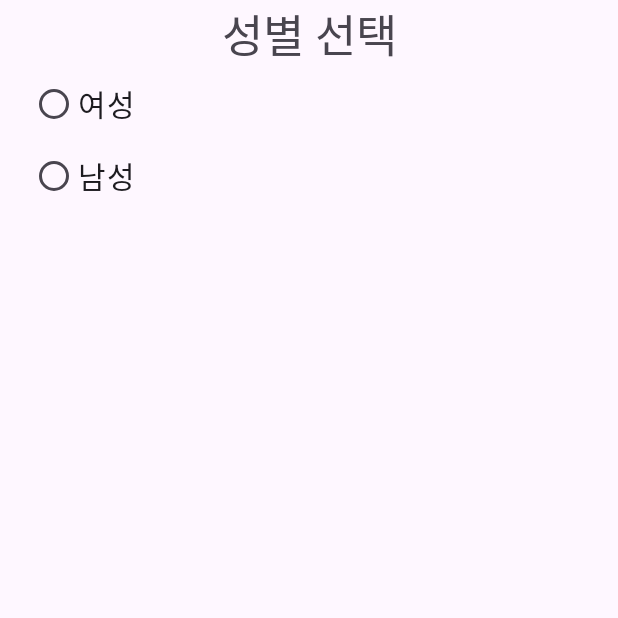
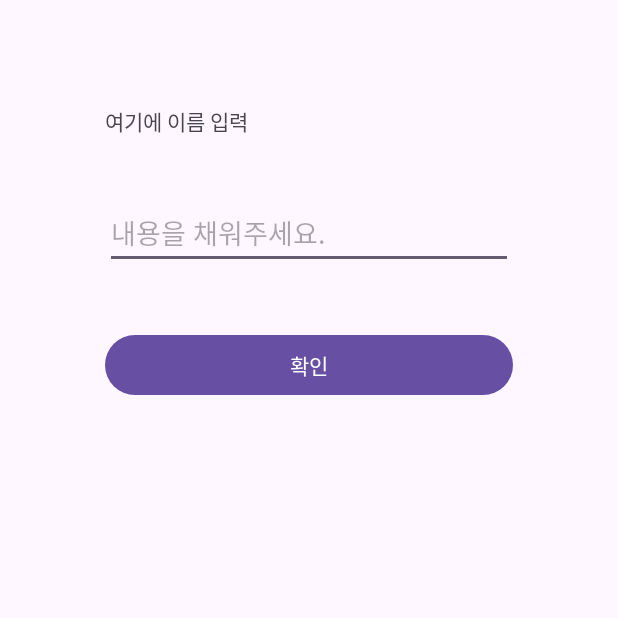
Before and after one commit to starchaser777/WidgetTest1, an Android app: the screen it shows after launch (MainActivity2 before the commit, MainActivity3 after it), on a phone screen of 412 x 824 dp, the top half of it. Run offline under Robolectric (Android 15) with nearby library versions, the phone set to English and light mode, and no system bars.

Commit message:
hint, visibility 속성

```diff
--- /dev/null
+++ b/app/src/main/java/kr/ac/kopo/widgettest1/MainActivity3.kt
@@ -0,0 +1,11 @@
+package kr.ac.kopo.widgettest1
+
+import androidx.appcompat.app.AppCompatActivity
+import android.os.Bundle
+
+class MainActivity3 : AppCompatActivity() {
+    override fun onCreate(savedInstanceState: Bundle?) {
+        super.onCreate(savedInstanceState)
+        setContentView(R.layout.activity_main3)
+    }
+}
--- a/app/src/main/res/layout/activity_main.xml
+++ b/app/src/main/res/layout/activity_main.xml
@@ -20,8 +20,8 @@
         />
 
     <TextView
-        android:layout_width="match_parent"
-        android:layout_height="wrap_content"
+        android:layout_width="200dp"
+        android:layout_height="300dp"
         android:text="@string/btn1"
         android:layout_marginTop="@dimen/marginLarge"
         android:textSize="@dimen/textSizeSmall"
--- /dev/null
+++ b/app/src/main/res/layout/activity_main3.xml
@@ -0,0 +1,28 @@
+<?xml version="1.0" encoding="utf-8"?>
+<LinearLayout xmlns:android="http://schemas.android.com/apk/res/android"
+    xmlns:app="http://schemas.android.com/apk/res-auto"
+    xmlns:tools="http://schemas.android.com/tools"
+    android:layout_width="match_parent"
+    android:layout_height="match_parent"
+    android:orientation="vertical"
+    android:padding="@dimen/marginMedium"
+    tools:context=".MainActivity3">
+
+    <TextView
+        android:layout_width="match_parent"
+        android:layout_height="wrap_content"
+        android:text="@string/textInput"
+        android:layout_margin="@dimen/marginSmall"/>
+
+    <EditText
+        android:layout_width="match_parent"
+        android:layout_height="wrap_content"
+        android:hint="@string/editHint"
+        android:layout_margin="@dimen/marginSmall"/>
+
+    <Button
+        android:layout_width="match_parent"
+        android:layout_height="wrap_content"
+        android:text="@string/btnConfirm"
+        android:layout_margin="@dimen/marginSmall"/>
+</LinearLayout>
--- a/app/src/main/res/values/strings.xml
+++ b/app/src/main/res/values/strings.xml
@@ -4,4 +4,7 @@
     <string name="gender">성별 선택</string>
     <string name="female">여성</string>
     <string name="male">남성</string>
+    <string name="textInput">여기에 이름 입력</string>
+    <string name="editHint">내용을 채워주세요.</string>
+    <string name="btnConfirm">확인</string>
 </resources>
```
Also changed, not shown: app/src/main/AndroidManifest.xml (+8 -4 lines), app/src/main/res/layout/activity_main2.xml (+27 -0 lines).
